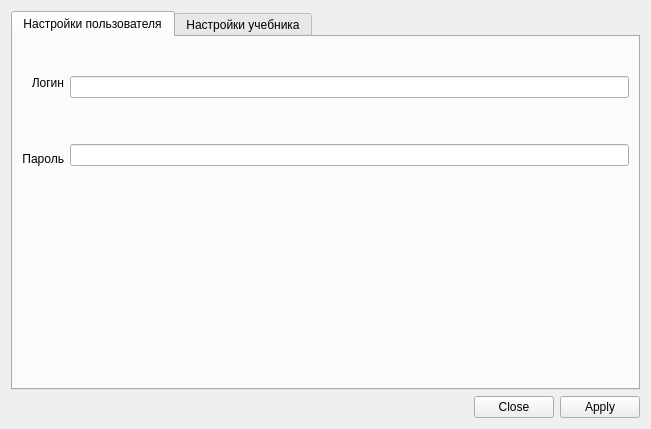
Qt form settings.ui (fernflower/pdf-sectioning) before a commit.
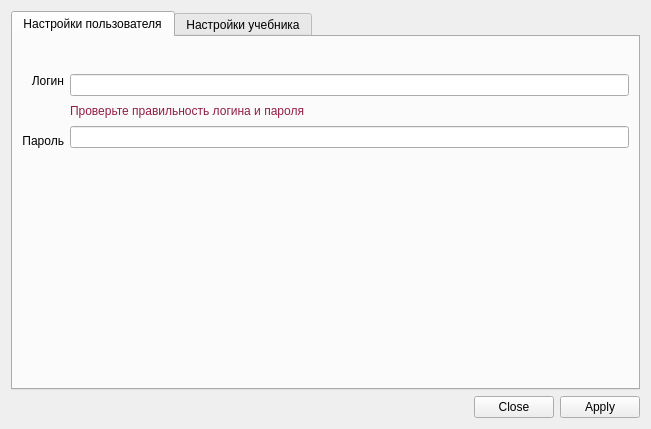
The same form after that commit. The open tabs and pages were chosen to show the change.

Commit message: settings reconsidered + save bug corrected

```diff
--- a/settings.ui
+++ b/settings.ui
@@ -26,7 +26,7 @@
       <attribute name="title">
        <string>Настройки пользователя</string>
       </attribute>
-      <layout class="QVBoxLayout" name="verticalLayout_7">
+      <layout class="QVBoxLayout" name="verticalLayout_11">
        <item>
         <spacer name="verticalSpacer_11">
          <property name="orientation">
@@ -88,22 +88,23 @@
           </layout>
          </item>
          <item>
+          <layout class="QVBoxLayout" name="verticalLayout_7">
+           <item>
           <layout class="QVBoxLayout" name="verticalLayout_6">
            <item>
             <widget class="QLineEdit" name="login_edit"/>
            </item>
            <item>
-            <spacer name="verticalSpacer_10">
-             <property name="orientation">
-              <enum>Qt::Vertical</enum>
-             </property>
-             <property name="sizeHint" stdset="0">
-              <size>
-               <width>20</width>
-               <height>40</height>
-              </size>
-             </property>
-            </spacer>
+              <widget class="QLabel" name="incorrectData_label">
+               <property name="styleSheet">
+                <string notr="true">color: rgb(145, 30, 66)</string>
+               </property>
+               <property name="text">
+                <string>Проверьте правильность логина и пароля</string>
+               </property>
+              </widget>
+             </item>
+            </layout>
            </item>
            <item>
             <widget class="QLineEdit" name="password_edit"/>
@@ -138,6 +139,19 @@
          </property>
         </spacer>
        </item>
+       <item>
+        <spacer name="verticalSpacer_10">
+         <property name="orientation">
+          <enum>Qt::Vertical</enum>
+         </property>
+         <property name="sizeHint" stdset="0">
+          <size>
+           <width>20</width>
+           <height>37</height>
+          </size>
+         </property>
+        </spacer>
+       </item>
        <item>
         <spacer name="verticalSpacer_13">
          <property name="orientation">
```
Left out of the diff: 2 changed lines with no effect on the pictures. Lines whose indentation alone changed are shown as unchanged. The commit also changes 7 other files.
